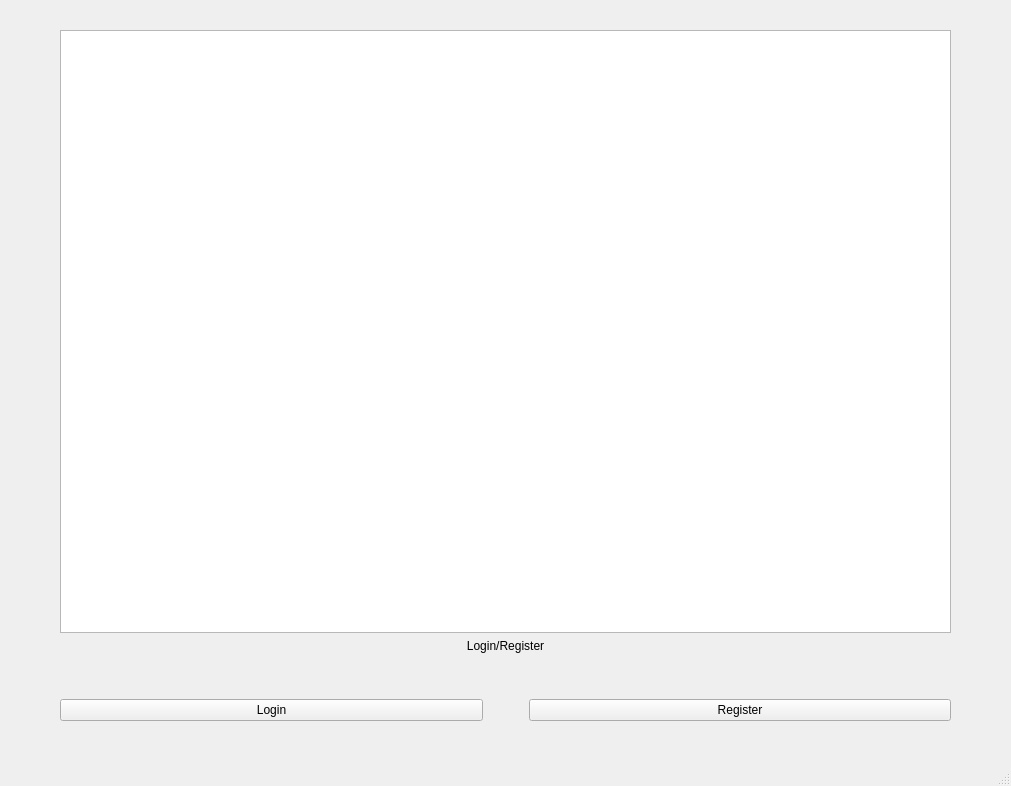
Above: window.ui from dubliyu/triviagame before the change. Below: the same form after it.
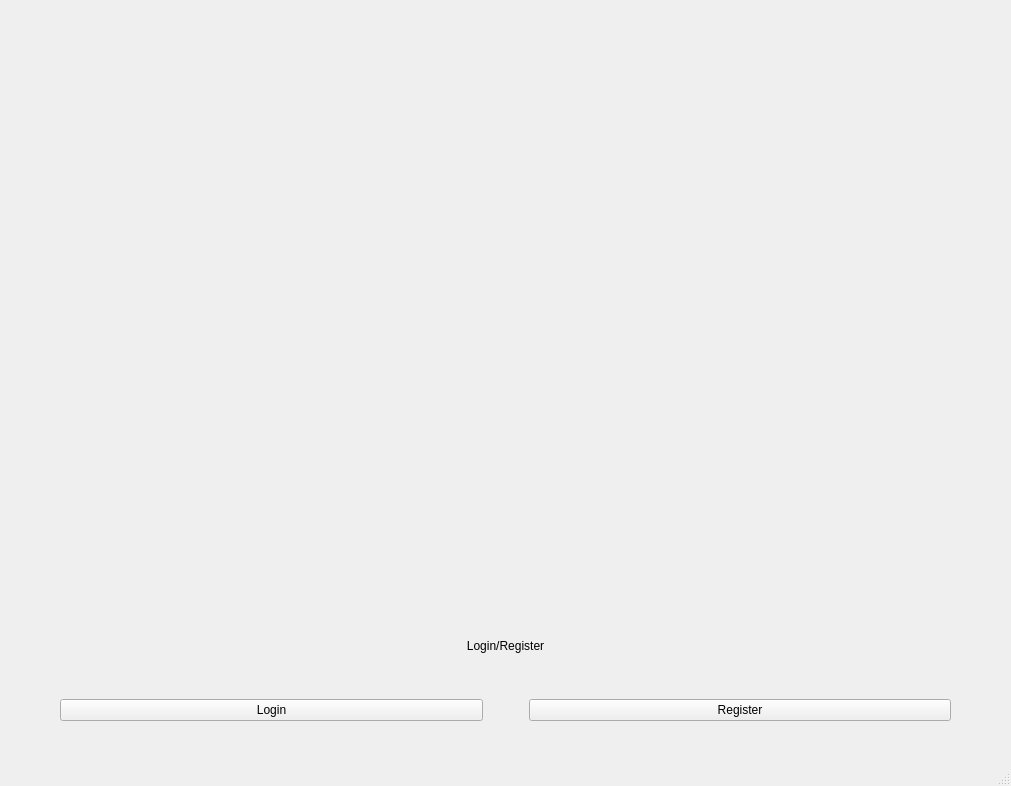
That is the form after the change. The open tabs and pages were chosen to show the change.

Diff of the .ui file:
```diff
--- a/window.ui
+++ b/window.ui
@@ -53,7 +53,36 @@
         <enum>QLayout::SetMaximumSize</enum>
        </property>
        <item>
-        <widget class="QGraphicsView" name="graphicsView"/>
+        <widget class="QLabel" name="label_logo">
+         <property name="sizePolicy">
+          <sizepolicy hsizetype="Expanding" vsizetype="Expanding">
+           <horstretch>0</horstretch>
+           <verstretch>0</verstretch>
+          </sizepolicy>
+         </property>
+         <property name="text">
+          <string/>
+         </property>
+         <property name="alignment">
+          <set>Qt::AlignCenter</set>
+         </property>
+        </widget>
+       </item>
+       <item>
+        <spacer name="verticalSpacer_28">
+         <property name="orientation">
+          <enum>Qt::Vertical</enum>
+         </property>
+         <property name="sizeType">
+          <enum>QSizePolicy::Fixed</enum>
+         </property>
+         <property name="sizeHint" stdset="0">
+          <size>
+           <width>20</width>
+           <height>40</height>
+          </size>
+         </property>
+        </spacer>
        </item>
        <item>
         <widget class="QLabel" name="label">
@@ -71,7 +100,7 @@
           <enum>Qt::Vertical</enum>
          </property>
          <property name="sizeType">
-          <enum>QSizePolicy::Minimum</enum>
+          <enum>QSizePolicy::Fixed</enum>
          </property>
          <property name="sizeHint" stdset="0">
           <size>
```
Left out of the diff: 12 changed lines with no effect on the pictures.
